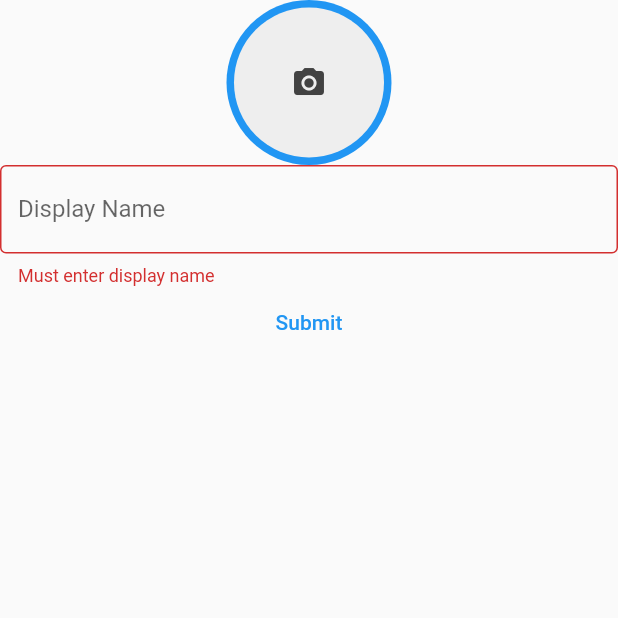
After one commit to CSCI4100U-Mobile-Dev-Group10/Snapmap, a Flutter app: the CreateProfile screen opened by its route, after a tap on "Submit", on a phone screen of 412 x 824 dp, the top half of it. The commit adds this screen. Run offline on Flutter 3.47's test engine with Material 2 defaults, Android fonts, the light colour scheme and no system bars; our stand-ins replace cloud_firestore, firebase_core, image_picker, url_launcher_web; missing offline and left inert: cloud_firestore_web, firebase_core_web, image_picker_for_web; accounts and stored records are empty.

Commit message:
Added tab controller, profile image and display name creation, profile screen, and other things I dont remember

```diff
--- a/lib/generated_plugin_registrant.dart
+++ b/lib/generated_plugin_registrant.dart
@@ -7,6 +7,7 @@
 
 import 'package:cloud_firestore_web/cloud_firestore_web.dart';
 import 'package:firebase_core_web/firebase_core_web.dart';
+import 'package:image_picker_for_web/image_picker_for_web.dart';
 import 'package:url_launcher_web/url_launcher_web.dart';
 
 import 'package:flutter_web_plugins/flutter_web_plugins.dart';
@@ -15,6 +16,7 @@ import 'package:flutter_web_plugins/flutter_web_plugins.dart';
 void registerPlugins(Registrar registrar) {
   FirebaseFirestoreWeb.registerWith(registrar);
   FirebaseCoreWeb.registerWith(registrar);
+  ImagePickerPlugin.registerWith(registrar);
   UrlLauncherPlugin.registerWith(registrar);
   registrar.registerMessageHandler();
 }
--- /dev/null
+++ b/lib/globals.dart
@@ -0,0 +1,8 @@
+import 'package:snapmap/models/user.dart';
+
+User user = User(
+    username: '',
+    email: '',
+    password: '',
+    displayName: '',
+    profileURL: '');
--- /dev/null
+++ b/lib/screens/profile_creation.dart
@@ -0,0 +1,141 @@
+// ignore_for_file: prefer_const_literals_to_create_immutables, prefer_const_constructors
+
+// this screen handles the extra info needed after sign up (the profile picture and display name)
+// this screen is pushed directly after sign up
+
+import 'package:cloud_firestore/cloud_firestore.dart';
+import 'package:flutter/material.dart';
+import 'dart:io';
+import 'package:image_picker/image_picker.dart';
+import 'package:snapmap/globals.dart';
+
+class CreateProfile extends StatefulWidget {
+  const CreateProfile({Key? key}) : super(key: key);
+
+  @override
+  _CreateProfileState createState() => _CreateProfileState();
+}
+
+class _CreateProfileState extends State<CreateProfile> {
+  late XFile selectedImage = XFile('');
+  final GlobalKey<FormState> _formKey = GlobalKey<FormState>();
+  final users = FirebaseFirestore.instance.collection("Users");
+  String displayName = '';
+  bool flag = false;
+
+  // get image from image gallery
+  imgFromGallery() async {
+    XFile? image = await ImagePicker()
+        .pickImage(source: ImageSource.gallery, imageQuality: 50);
+    setState(() {
+      if (image != null) {
+        selectedImage = image;
+      }
+    });
+  }
+  // check if display name is already in use for validator
+  checkUserDN(String dn) async {
+    var result =
+        await users.where('display_name', isEqualTo: dn.toString()).get();
+    if (result.docs.isEmpty) {
+      return false;
+    }
+    return true;
+  }
+
+  @override
+  Widget build(BuildContext context) {
+    return WillPopScope(
+      onWillPop: () async => false,
+      child: Scaffold(
+        body: Column(
+          children: [
+            GestureDetector(
+              onTap: () {
+                imgFromGallery();
+                setState(() {});
+              },
+              child: CircleAvatar(
+                radius: 55,
+                backgroundColor: Colors.blue,
+                child: selectedImage.path != ''
+                    ? ClipRRect(
+                        borderRadius: BorderRadius.circular(50),
+                        child: Image.file(
+                          File(selectedImage.path),
+                          width: 100,
+                          height: 100,
+                          fit: BoxFit.fitHeight,
+                        ),
+                      )
+                    : Container(
+                        decoration: BoxDecoration(
+                            color: Colors.grey[200],
+                            borderRadius: BorderRadius.circular(50)),
+                        width: 100,
+                        height: 100,
+                        child: Icon(
+                          Icons.camera_alt,
+                          color: Colors.grey[800],
+                        ),
+                      ),
+              ),
+            ),
+            Form(
+              key: _formKey,
+              child: Column(
+                children: [
+                  TextFormField(
+                    decoration: InputDecoration(
+                      labelText: 'Display Name',
+                      border: OutlineInputBorder(),
+                    ),
+                    onChanged: (text) async {
+                      checkUserDN(text).then((value1) {
+                        if (value1) {
+                          flag = true;
+                        } else {
+                          flag = false;
+                        }
+                      });
+                    },
+                    validator: (value) {
+                      if (value == null || value.isEmpty) {
+                        return 'Must enter display name';
+                      } else if (flag) {
+                        return 'Display Name already in use';
+                      }
+                      return null;
+                    },
+                    onSaved: (value) {
+                      displayName = value.toString();
+                    },
+                  ),
+                ],
+              ),
+            ),
+            TextButton(
+              onPressed: () async {
+                if (_formKey.currentState!.validate()) {
+                  _formKey.currentState!.save();
+                  user.displayName = displayName;
+                  user.profileURL = selectedImage.path;
+                  await users.doc(user.username).set({
+                    'email': user.email,
+                    'password': user.password,
+                    'display_name': displayName,
+                    'profileURL': selectedImage.path,
+                  }).then((value) async {
+                    print('Added Display Name');
+                  }).catchError((error) => print(''));
+                  Navigator.pushNamed(context, '/controller');
+                }
+              },
+              child: Text('Submit'),
+            )
+          ],
+        ),
+      ),
+    );
+  }
+}
--- a/pubspec.yaml
+++ b/pubspec.yaml
@@ -39,6 +39,7 @@ dependencies:
   cloud_firestore:
   flutter_email_sender: ^5.0.2
   http:
+  image_picker: ^0.8.4+4
 
 dev_dependencies:
   flutter_test:
```
Also changed, not shown: lib/main.dart (+11 -3 lines), lib/models/user.dart (+18 -0 lines), lib/screens/auth_screen.dart (+5 -9 lines), lib/screens/camera_view_screen.dart (+15 -0 lines), lib/screens/profile_screen.dart (+96 -0 lines), lib/screens/social_feed_screen.dart (+7 -10 lines), lib/services/auth_service.dart (+18 -6 lines), lib/services/email_service.dart (+7 -2 lines), lib/widgets/organisms/auth/login_form.dart (+32 -82 lines), lib/widgets/organisms/controller.dart (added, +69 -0 lines), lib/assets/defaultPic.jpg (added), 3 other files.
